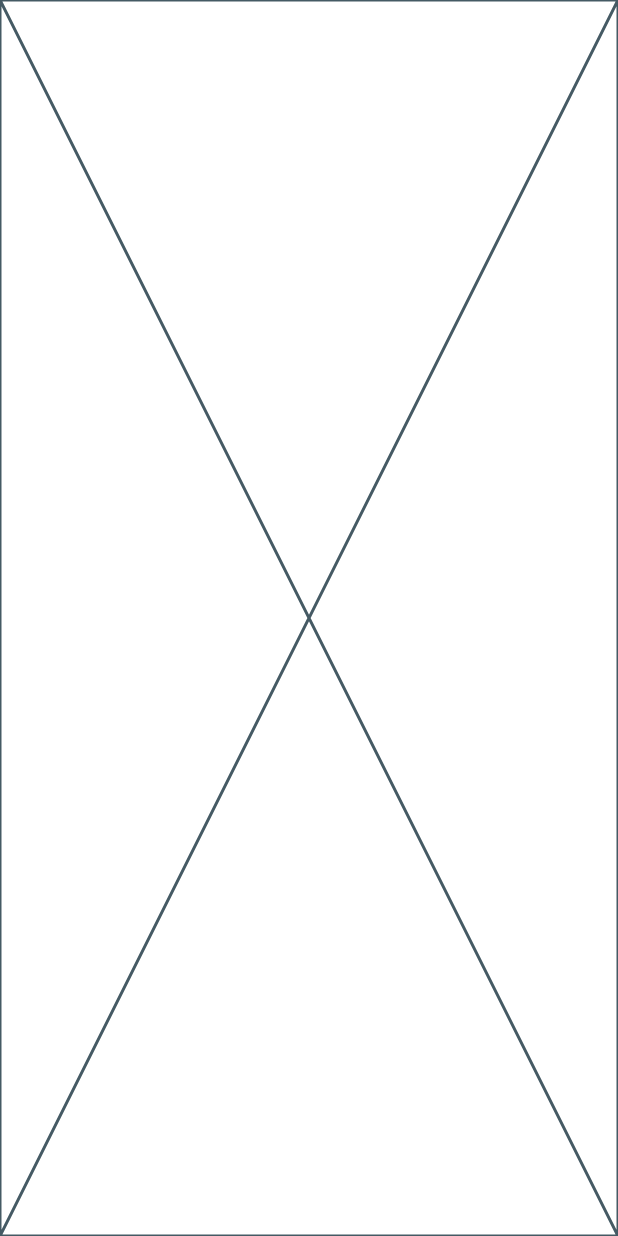
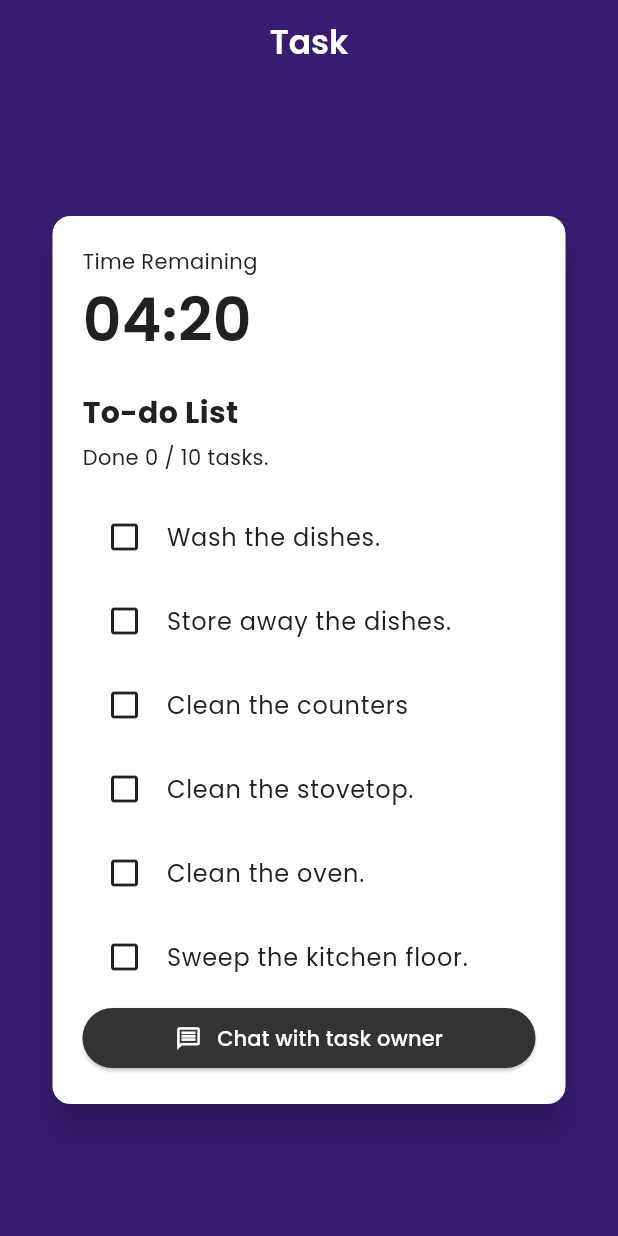
Before and after one commit to SundayOlubode/chindi, a Flutter app: the screen it shows after launch, on a phone screen of 412 x 824 dp. Run offline on Flutter 3.47's test engine with Material 3 defaults, Android fonts, the phone set to English and light mode, and no system bars; our stand-ins replace confetti.

Commit message:
task_home

```diff
--- a/lib/main.dart
+++ b/lib/main.dart
@@ -1,14 +1,34 @@
+import 'package:chindi_ky/routes/task_home.dart';
 import 'package:flutter/material.dart';
 
 void main() {
-  runApp(const App());
+  runApp(App());
 }
 
 class App extends StatelessWidget {
-  const App({super.key});
+  App({super.key});
+
+  final ThemeData _theme = ThemeData(
+    colorScheme: ColorScheme(
+      brightness: Brightness.light,
+      primary: const Color.fromRGBO(56, 28, 114, 1),
+      onPrimary: Colors.white,
+      secondary: const Color.fromRGBO(51, 51, 51, 1),
+      onSecondary: Colors.white,
+      error: Colors.red.shade100,
+      onError: Colors.red.shade400,
+      surface: Colors.white,
+      onSurface: Colors.grey.shade900,
+    ),
+    fontFamily: 'Poppins',
+  );
 
   @override
   Widget build(BuildContext context) {
-    return const Placeholder();
+    return MaterialApp(
+      title: 'Chindi',
+      theme: _theme,
+      home: const TaskHome(),
+    );
   }
 }
--- a/lib/routes/task_home.dart
+++ b/lib/routes/task_home.dart
@@ -0,0 +1,238 @@
+import 'dart:math';
+
+import 'package:flutter/material.dart';
+import 'package:confetti/confetti.dart';
+
+class TaskHome extends StatefulWidget {
+  const TaskHome({super.key});
+
+  @override
+  State<TaskHome> createState() => _TaskHomeState();
+}
+
+class _TaskHomeState extends State<TaskHome> {
+  late ConfettiController _centerController;
+  final int _timeRemaining = 4 * 60 + 20;
+
+  @override
+  void initState() {
+    super.initState();
+
+    // initialize confettiController
+    _centerController =
+        ConfettiController(duration: const Duration(seconds: 10));
+    _centerController.play();
+  }
+
+  @override
+  void dispose() {
+    // dispose the controller
+    _centerController.dispose();
+    super.dispose();
+  }
+
+  @override
+  Widget build(BuildContext context) {
+    return Scaffold(
+      backgroundColor: Theme.of(context).colorScheme.primary,
+      appBar: AppBar(
+        title: const Text(
+          'Task',
+          style: TextStyle(color: Colors.white, fontWeight: FontWeight.w600),
+        ),
+        backgroundColor: Theme.of(context).primaryColor,
+        centerTitle: true,
+        elevation: 0,
+      ),
+      body: Center(
+        child: SizedBox(
+          width: 350,
+          height: 600,
+          child: Card(
+            elevation: 10,
+            child: Padding(
+              padding: const EdgeInsets.all(20.0),
+              child: Column(
+                crossAxisAlignment: CrossAxisAlignment.stretch,
+                mainAxisAlignment: MainAxisAlignment.spaceBetween,
+                children: [
+                  ConfettiWidget(
+                    confettiController: _centerController,
+                    blastDirection: pi / 2,
+                    maxBlastForce: 5,
+                    minBlastForce: 1,
+                    emissionFrequency: 0.03,
+                    numberOfParticles: 10,
+                    shouldLoop: false,
+                    gravity: 0,
+                  ),
+                  const Text('Time Remaining'),
+                  TimeDisplay(time: _timeRemaining),
+                  const SizedBox(
+                    height: 20,
+                  ),
+                  const TodoList(),
+                  const SizedBox(
+                    height: 20,
+                  ),
+                  ElevatedButton(
+                    style: ButtonStyle(
+                      backgroundColor: WidgetStatePropertyAll(
+                        Theme.of(context).colorScheme.secondary,
+                      ),
+                    ),
+                    onPressed: () {},
+                    child: Row(
+                      mainAxisAlignment: MainAxisAlignment.center,
+                      children: [
+                        Icon(
+                          Icons.message_outlined,
+                          color: Theme.of(context).colorScheme.onSecondary,
+                        ),
+                        const SizedBox(
+                          width: 10,
+                        ),
+                        Text(
+                          'Chat with task owner',
+                          style: TextStyle(
+                            color: Theme.of(context).colorScheme.onSecondary,
+                          ),
+                        ),
+                      ],
+                    ),
+                  )
+                ],
+              ),
+            ),
+          ),
+        ),
+      ),
+    );
+  }
+}
+
+class TodoList extends StatefulWidget {
+  const TodoList({super.key});
+
+  @override
+  State<TodoList> createState() => _TodoListState();
+}
+
+class _TodoListState extends State<TodoList> {
+  final List<TodoItem> todos = [
+    TodoItem(task: 'Wash the dishes.'),
+    TodoItem(task: 'Store away the dishes.'),
+    TodoItem(task: 'Clean the counters'),
+    TodoItem(task: 'Clean the stovetop.'),
+    TodoItem(task: 'Clean the oven.'),
+    TodoItem(task: 'Sweep the kitchen floor.'),
+    TodoItem(task: 'Mop the floor.'),
+    TodoItem(task: 'Take out the trash bag from the bin.'),
+    TodoItem(task: 'Replace the trash bag in the bin.'),
+    TodoItem(task: 'Wash the dishtowels.')
+  ];
+
+  @override
+  Widget build(BuildContext context) {
+    int numberOfItemsDone = 0;
+    for (TodoItem todo in todos) {
+      if (todo.done) {
+        numberOfItemsDone += 1;
+      }
+    }
+    return Expanded(
+      child: Column(
+        crossAxisAlignment: CrossAxisAlignment.start,
+        children: [
+          const Text(
+            'To-do List',
+            style: TextStyle(
+              fontWeight: FontWeight.w700,
+              fontSize: 20,
+            ),
+          ),
+          const SizedBox(
+            height: 5,
+          ),
+          Text('Done $numberOfItemsDone / ${todos.length} tasks.'),
+          const SizedBox(
+            height: 15,
+          ),
+          Expanded(
+            child: ListView.builder(
+              itemCount: todos.length,
+              itemBuilder: (context, int index) {
+                TodoItem todo = todos[index];
+                return ListTile(
+                  onTap: () {
+                    setState(() {
+                      todo.toggle();
+                    });
+                  },
+                  leading: Icon(
+                    todo.done
+                        ? Icons.check_box_outlined
+                        : Icons.check_box_outline_blank_outlined,
+                  ),
+                  title: Text(
+                    todo.task,
+                    style: TextStyle(
+                      decoration: todo.done
+                          ? TextDecoration.lineThrough
+                          : TextDecoration.none,
+                      color: todo.done
+                          ? Colors.grey.shade700
+                          : Colors.grey.shade900,
+                    ),
+                  ),
+                );
+              },
+            ),
+          ),
+        ],
+      ),
+    );
+  }
+}
+
+class TodoItem {
+  final String task;
+  bool done;
+
+  TodoItem({required this.task, this.done = false});
+
+  void toggle() {
+    done = !done;
+  }
+}
+
+class TimeDisplay extends StatelessWidget {
+  final int time;
+  const TimeDisplay({super.key, required this.time});
+
+  FormattedTime _formatTime(int time) {
+    return FormattedTime(hours: time ~/ 60, minutes: time % 60);
+  }
+
+  @override
+  Widget build(BuildContext context) {
+    FormattedTime formattedTime = _formatTime(time);
+    String hours = formattedTime.hours.toString().padLeft(2, '0');
+    String minutes = formattedTime.minutes.toString().padRight(2, '0');
+
+    return Text(
+      '$hours:$minutes',
+      style: const TextStyle(
+        fontSize: 40,
+        fontWeight: FontWeight.w600,
+      ),
+    );
+  }
+}
+
+class FormattedTime {
+  final int hours;
+  final int minutes;
+
+  const FormattedTime({required this.hours, required this.minutes});
+}
--- a/pubspec.yaml
+++ b/pubspec.yaml
@@ -34,6 +34,7 @@ dependencies:
   # The following adds the Cupertino Icons font to your application.
   # Use with the CupertinoIcons class for iOS style icons.
   cupertino_icons: ^1.0.6
+  confetti: ^0.7.0
 
 dev_dependencies:
   flutter_test:
```
Also changed, not shown: pubspec.lock.
